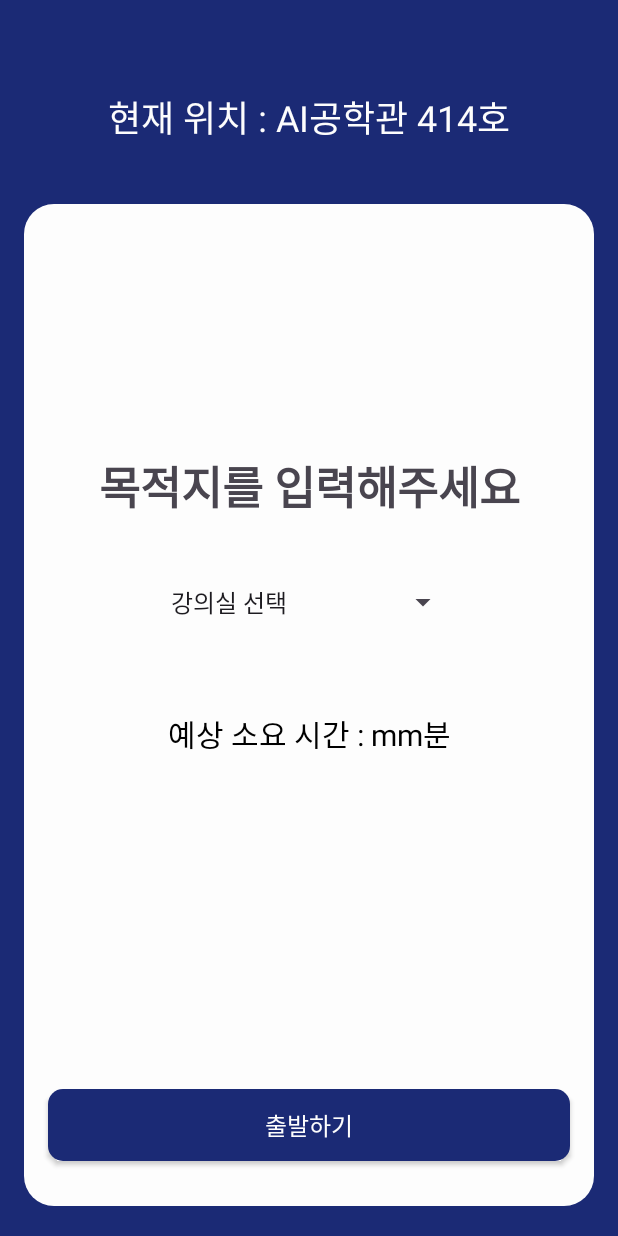
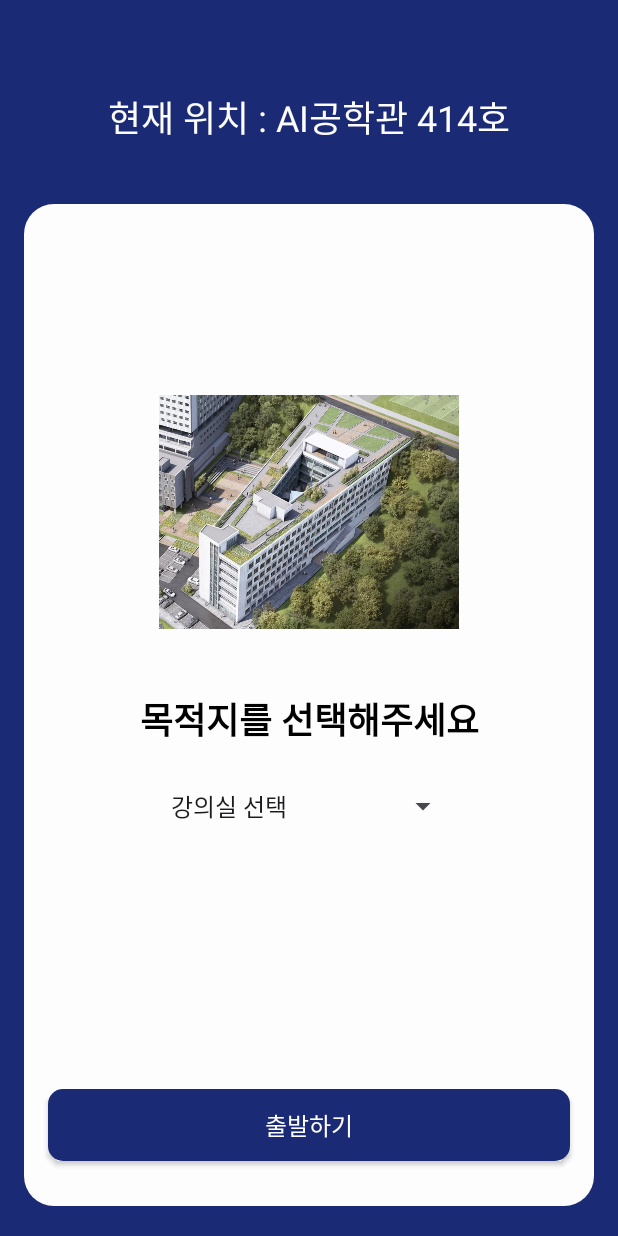
Before and after one commit to sts07142/IndoorNavUser, an Android app: the screen it shows after launch (MainActivity), on a phone screen of 412 x 824 dp. Run offline under Robolectric (Android 15) with nearby library versions, the phone set to English and light mode, and no system bars.

Commit message:
fix: profile design

```diff
--- a/IndoorLocalization/app/src/main/res/layout/activity_main.xml
+++ b/IndoorLocalization/app/src/main/res/layout/activity_main.xml
@@ -40,13 +40,25 @@
                     app:layout_constraintTop_toTopOf="parent"
                     app:layout_constraintEnd_toEndOf="parent">
 
+                        <ImageView
+                            android:id="@+id/ai_image"
+                            android:layout_width="200dp"
+                            android:layout_height="200dp"
+                            android:src="@drawable/ai_photo"
+                            android:layout_gravity="center"
+                            android:layout_marginBottom="20dp"
+                            app:layout_constraintStart_toStartOf="parent"
+                            app:layout_constraintTop_toTopOf="parent"
+                            app:layout_constraintEnd_toEndOf="parent"/>
+
                         <TextView
                             android:id="@+id/home_enter_destination_text_tv"
                             android:layout_width="wrap_content"
                             android:layout_height="wrap_content"
                             android:layout_gravity="center"
-                            android:text="목적지를 입력해주세요"
-                            android:textSize="30sp"
+                            android:text="목적지를 선택해주세요"
+                            android:textSize="24sp"
+                            android:textColor="@color/black"
                             android:textStyle="bold"
                             app:layout_constraintEnd_toEndOf="parent"
                             app:layout_constraintStart_toStartOf="parent"
@@ -55,10 +67,10 @@
                         <Spinner
                             android:id="@+id/home_destination_sp"
                             android:ems="8"
-                            android:layout_marginTop="30dp"
+                            android:layout_marginTop="20dp"
                             android:layout_gravity="center"
                             android:layout_width="200dp"
-                            android:layout_height="50dp"/>
+                            android:layout_height="40dp"/>
 
                         <TextView
 
@@ -69,21 +81,8 @@
                             android:text=" "
                             android:textColor="@color/black"
                             android:textAlignment="center"
-                            android:textSize="20sp"
+                            android:textSize="18sp"
                             android:layout_gravity="center"
-                            app:layout_constraintTop_toBottomOf="@+id/spinner_container"
-                            app:layout_constraintStart_toStartOf="parent"
-                            app:layout_constraintEnd_toEndOf="parent"/>
-
-                        <TextView
-                            android:id="@+id/home_estimate_time_text_tv"
-                            android:layout_width="wrap_content"
-                            android:layout_height="wrap_content"
-                            android:layout_gravity="center"
-                            android:text="예상 소요 시간 : mm분"
-                            android:textColor="@color/black"
-                            android:textAlignment="center"
-                            android:textSize="20sp"
                             app:layout_constraintTop_toBottomOf="@+id/spinner_container"
                             app:layout_constraintStart_toStartOf="parent"
                             app:layout_constraintEnd_toEndOf="parent"/>
```
Also changed, not shown: IndoorLocalization/app/src/main/res/drawable/ai_photo.webp (added).
